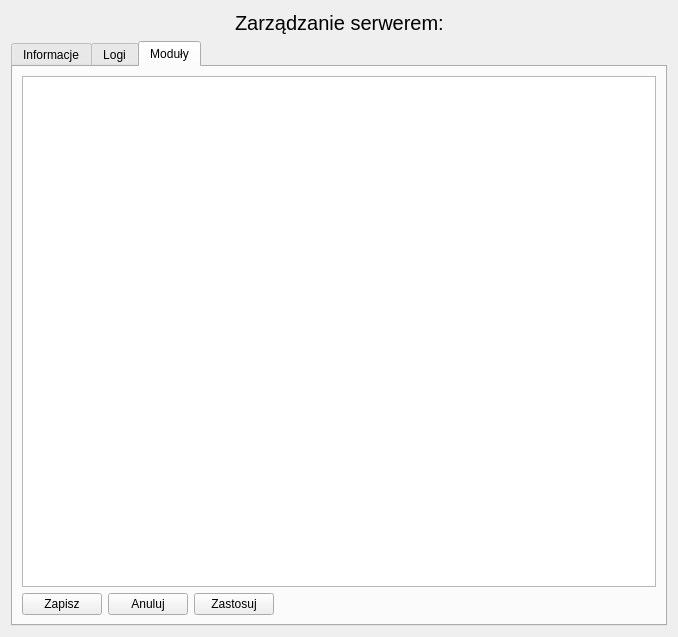
Qt form manager/app/ui/dialogServerManage.ui (milyges/linux-server-tools) before a commit.
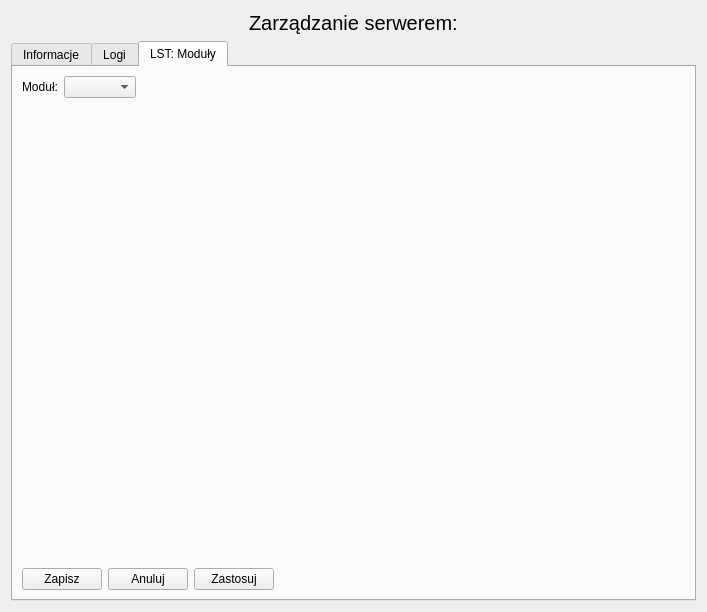
The same form after that commit. The open tabs and pages were chosen to show the change.

Commit message: Dodano szkielet edycji plików + edycja pliku modules.conf

What changed in the file:
```diff
--- a/manager/app/ui/dialogServerManage.ui
+++ b/manager/app/ui/dialogServerManage.ui
@@ -6,8 +6,8 @@
    <rect>
     <x>0</x>
     <y>0</y>
-    <width>678</width>
-    <height>637</height>
+    <width>707</width>
+    <height>612</height>
    </rect>
   </property>
   <property name="font">
@@ -468,11 +468,50 @@
      </widget>
      <widget class="QWidget" name="tab_2">
       <attribute name="title">
-       <string>Moduły</string>
+       <string>LST: Moduły</string>
       </attribute>
       <layout class="QVBoxLayout" name="verticalLayout_4">
        <item>
-        <widget class="QListWidget" name="lwModules"/>
+        <layout class="QHBoxLayout" name="horizontalLayout_10">
+         <item>
+          <widget class="QLabel" name="label_9">
+           <property name="text">
+            <string>Moduł:</string>
+           </property>
+          </widget>
+         </item>
+         <item>
+          <widget class="QComboBox" name="cbModules"/>
+         </item>
+         <item>
+          <spacer name="horizontalSpacer_12">
+           <property name="orientation">
+            <enum>Qt::Horizontal</enum>
+           </property>
+           <property name="sizeHint" stdset="0">
+            <size>
+             <width>40</width>
+             <height>20</height>
+            </size>
+           </property>
+          </spacer>
+         </item>
+        </layout>
+       </item>
+       <item>
+        <widget class="QWidget" name="widgetLST" native="true">
+         <property name="sizePolicy">
+          <sizepolicy hsizetype="Expanding" vsizetype="Expanding">
+           <horstretch>0</horstretch>
+           <verstretch>0</verstretch>
+          </sizepolicy>
+         </property>
+         <layout class="QVBoxLayout" name="verticalLayout_6">
+          <item>
+           <layout class="QVBoxLayout" name="vlLST"/>
+          </item>
+         </layout>
+        </widget>
        </item>
        <item>
         <layout class="QHBoxLayout" name="horizontalLayout_9">
@@ -504,7 +543,7 @@
            </property>
            <property name="sizeHint" stdset="0">
             <size>
-             <width>40</width>
+             <width>409</width>
              <height>20</height>
             </size>
            </property>
```
Left out of the diff: 10 changed lines with no effect on the pictures. The commit also changes 13 other files.
